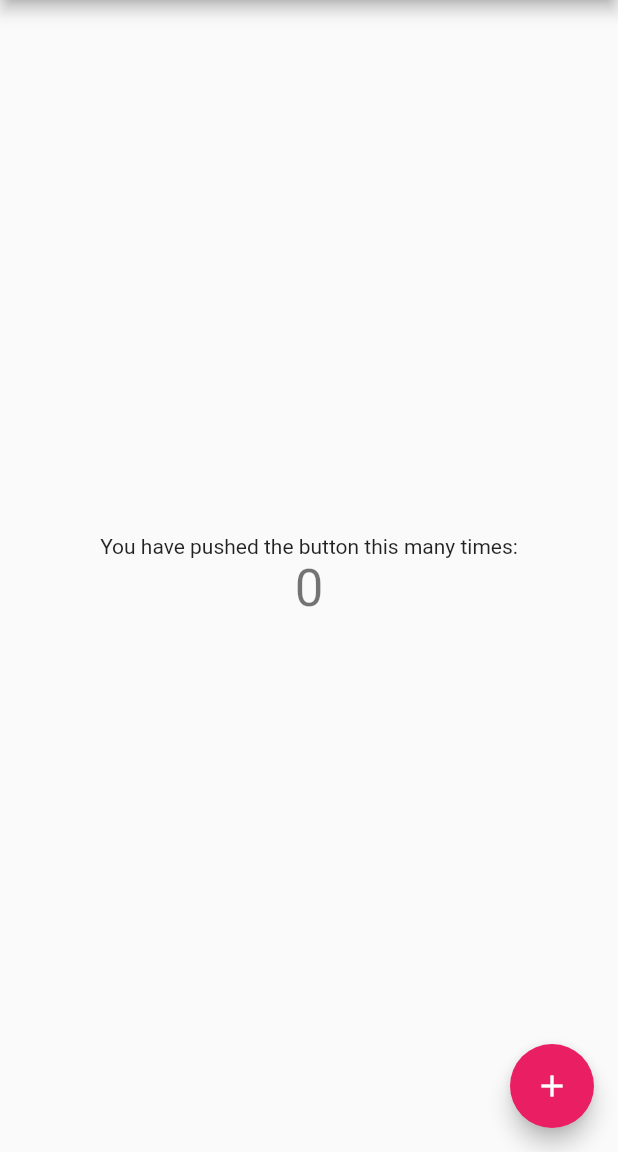
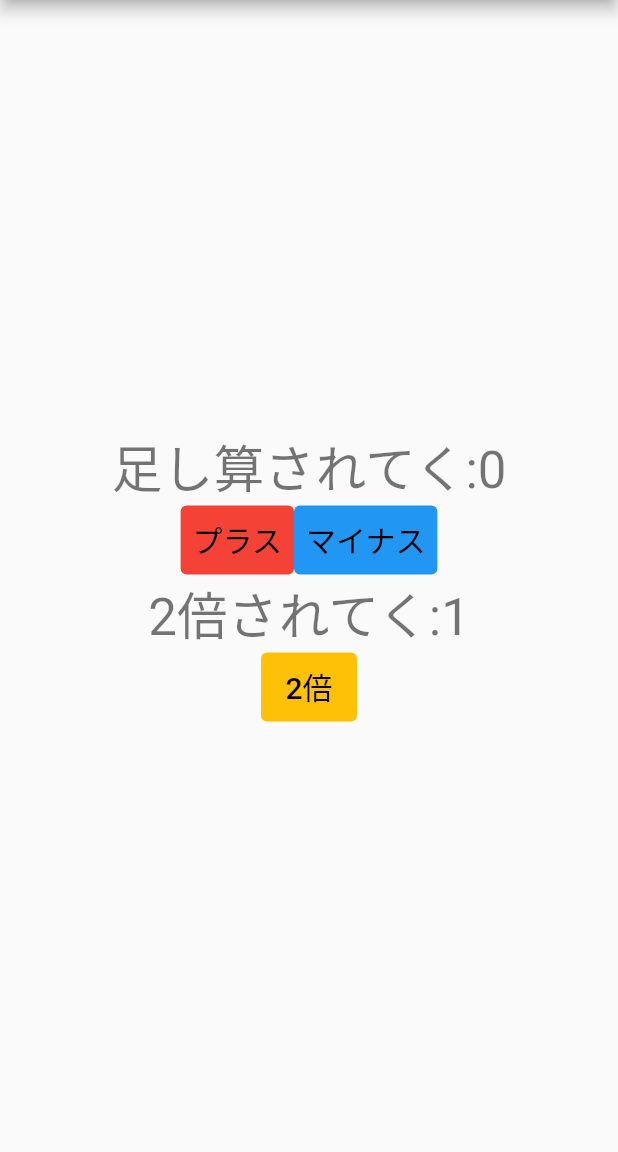
Before and after one commit to yoshi-non/flutter-practice, a Flutter app: the screen it shows after launch, on a phone screen of 412 x 824 dp, the part 84-1236 px from its top. Run offline on Flutter 3.47's test engine with Material 2 defaults, Android fonts, the phone set to English and light mode, and no system bars.

Commit message:
feat: 2倍で増えるカウンターの作成

```diff
--- a/lib/my_home_page.dart
+++ b/lib/my_home_page.dart
@@ -11,10 +11,23 @@ class MyHomePage extends StatefulWidget {
 
 class _MyHomePageState extends State<MyHomePage> {
   int _counter = 0;
+  int _doubleCounter = 1;
 
   void _incrementCounter() {
     setState(() {
       _counter++;
+    });
+  }
+
+  void _decrementCounter() {
+    setState(() {
+      _counter--;
+    });
+  }
+
+  void _incrementDoubleCounter() {
+    setState(() {
+      _doubleCounter = _doubleCounter * 2;
     });
   }
 
@@ -28,20 +41,55 @@ class _MyHomePageState extends State<MyHomePage> {
         child: Column(
           mainAxisAlignment: MainAxisAlignment.center,
           children: <Widget>[
-            const Text(
-              'You have pushed the button this many times:',
+            Text(
+              '足し算されてく:$_counter',
+              style: Theme.of(context).textTheme.headlineMedium,
+            ),
+            Row(
+              mainAxisAlignment: MainAxisAlignment.center,
+              children: [
+                TextButton(
+                    style: ButtonStyle(
+                        backgroundColor: MaterialStateProperty.all(Colors.red)),
+                    onPressed: _incrementCounter,
+                    child: const Text(
+                      "プラス",
+                      style: TextStyle(
+                        color: Colors.black,
+                        fontSize: 20,
+                      ),
+                    )),
+                TextButton(
+                    style: ButtonStyle(
+                        backgroundColor:
+                            MaterialStateProperty.all(Colors.blue)),
+                    onPressed: _decrementCounter,
+                    child: const Text(
+                      "マイナス",
+                      style: TextStyle(
+                        color: Colors.black,
+                        fontSize: 20,
+                      ),
+                    )),
+              ],
             ),
             Text(
-              '$_counter',
+              '2倍されてく:$_doubleCounter',
               style: Theme.of(context).textTheme.headlineMedium,
             ),
+            TextButton(
+                style: ButtonStyle(
+                    backgroundColor: MaterialStateProperty.all(Colors.amber)),
+                onPressed: _incrementDoubleCounter,
+                child: const Text(
+                  "2倍",
+                  style: TextStyle(
+                    color: Colors.black,
+                    fontSize: 20,
+                  ),
+                )),
           ],
         ),
-      ),
-      floatingActionButton: FloatingActionButton(
-        onPressed: _incrementCounter,
-        tooltip: 'Increment',
-        child: const Icon(Icons.add),
       ),
     );
   }
```
